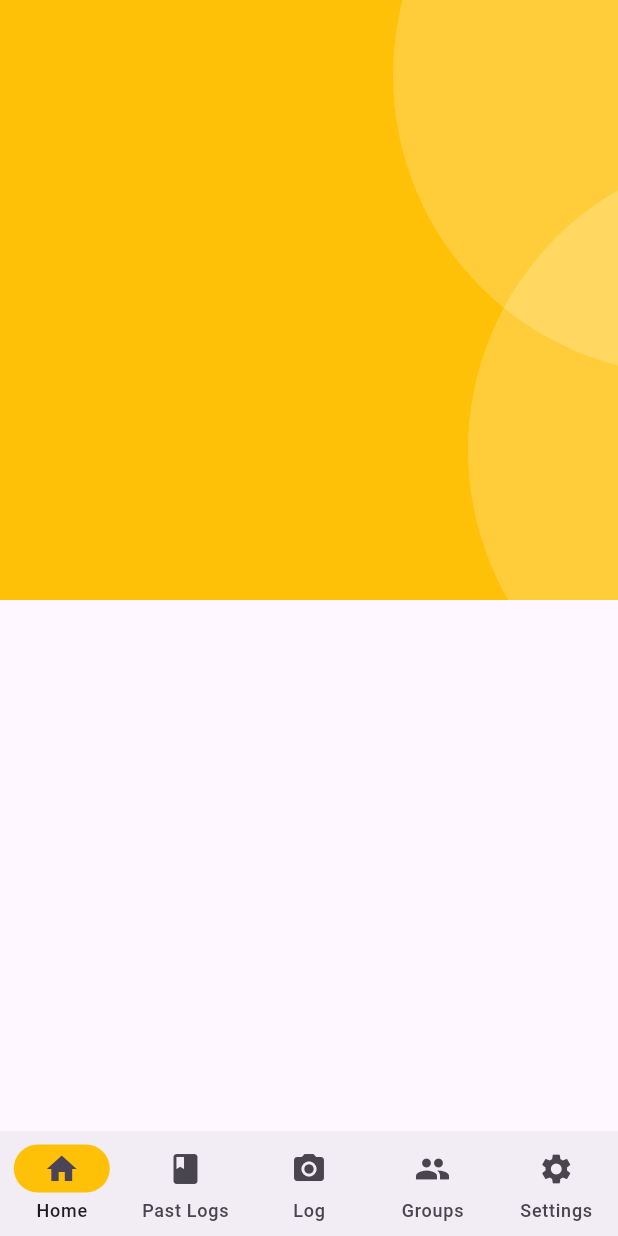
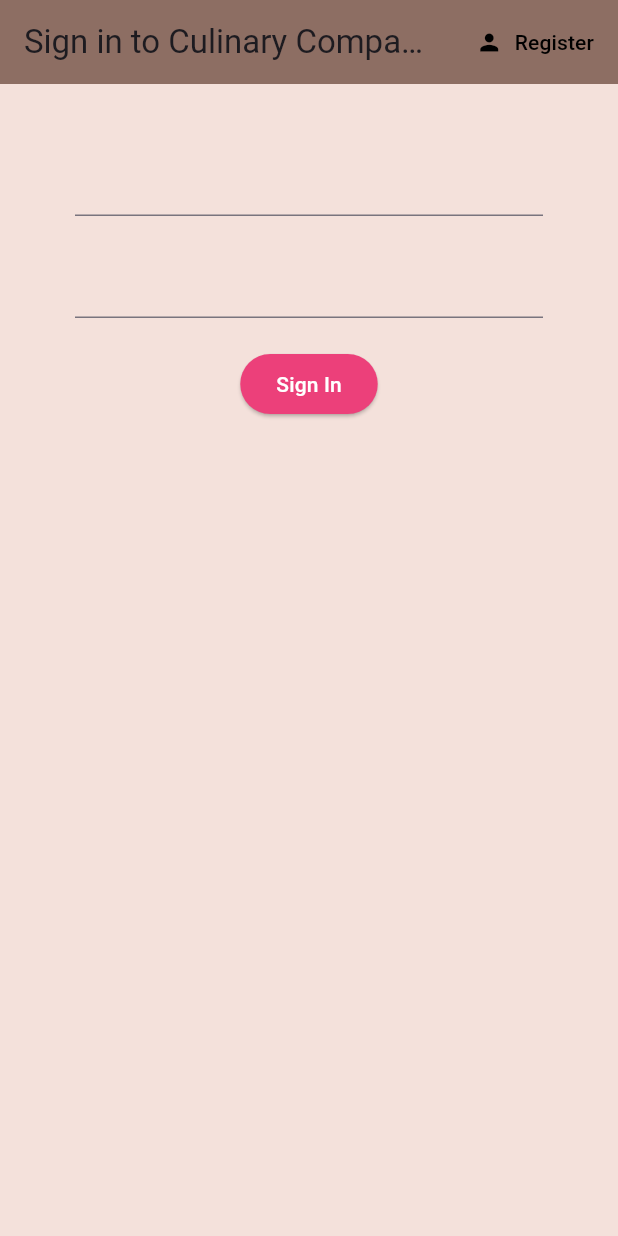
Before and after one commit to yewkhang/culinary_compass, a Flutter app: the screen it shows after launch, on a phone screen of 412 x 824 dp. Run offline on Flutter 3.47's test engine with Material 3 defaults, Android fonts, the light colour scheme and no system bars; our stand-ins replace cloud_firestore, firebase_auth, firebase_core, get, image_picker; accounts and stored records are empty.

Commit message:
changes taken from wallace branch

```diff
--- /dev/null
+++ b/lib/authenticate/authenticate.dart
@@ -0,0 +1,27 @@
+import 'package:culinary_compass/authenticate/signin.dart';
+import 'package:culinary_compass/authenticate/register.dart';
+import 'package:flutter/material.dart';
+
+class Authenticate extends StatefulWidget {
+  const Authenticate({super.key});
+
+  @override
+  State<Authenticate> createState() => _AuthenticateState();
+}
+
+class _AuthenticateState extends State<Authenticate> {
+
+  bool showSignInPage = true;
+  void togglePageView() {
+    setState(() => showSignInPage = !showSignInPage);
+  }
+
+  @override
+  Widget build(BuildContext context) {
+    if (showSignInPage) {
+      return SignIn(togglePageView: togglePageView);
+    } else {
+      return Register(togglePageView: togglePageView);
+    }
+  }
+}
--- /dev/null
+++ b/lib/authenticate/signin.dart
@@ -0,0 +1,97 @@
+import 'package:culinary_compass/services/auth.dart';
+import 'package:flutter/material.dart';
+
+class SignIn extends StatefulWidget {
+  final Function? togglePageView;
+
+  const SignIn({super.key, this.togglePageView});
+
+  @override
+  State<SignIn> createState() => _SignInState();
+}
+
+class _SignInState extends State<SignIn> {
+
+  // to access auth services
+  final AuthService _auth = AuthService();
+  // to help keep track of state of form, can access validation techniques
+  final _formKey = GlobalKey<FormState>();
+
+  // text field states
+  String email = "";
+  String password = "";
+  String error = "";
+
+  @override
+  Widget build(BuildContext context) {
+    return Scaffold(
+      backgroundColor: const Color.fromARGB(255, 244, 225, 219),
+      appBar: AppBar(
+        backgroundColor: Colors.brown[400],
+        elevation: 0.0, // drop shadow
+        title: Text("Sign in to Culinary Compass"),
+        actions: <Widget>[
+          TextButton.icon(
+            icon: Icon(Icons.person, color: Colors.black),
+            label: Text(
+              "Register",
+              style: TextStyle(color: Colors.black)), // to swap pages
+            onPressed: () {
+              widget.togglePageView!(); // toggle pages using function in widget itself
+            },
+          )
+        ]
+      ),
+      body: Container(
+        padding: EdgeInsets.symmetric(vertical: 20, horizontal: 50),
+          child:Form(
+            key: _formKey,
+            child: Column(
+              children: <Widget>[
+              SizedBox(height: 20.0),
+              TextFormField(
+                // returns null --> means is valid
+                validator: (typedEmail) =>
+// can validate more
+                  typedEmail!.isEmpty ? "Enter an email" : null,
+                onChanged: (typedEmail) {
+                  setState(() => email = typedEmail);
+                },
+              ),
+              SizedBox(height: 20.0),
+              TextFormField(
+                obscureText: true,
+                validator: (typedPassword) =>
+                  (typedPassword!.length < 6) ? "Enter a valid password\nRequirement: At least 6 characters long" : null,
+                onChanged: (typedPassword) {
+                  setState(() => password = typedPassword);
+                },
+              ),
+              SizedBox(height: 20.0),
+              ElevatedButton(
+                style: ButtonStyle(
+                  backgroundColor: WidgetStateProperty.all<Color?>(Colors.pink[400]!)
+                ),
+                child: Text("Sign In", style: TextStyle(color: Colors.white)),
+                onPressed: () async {
+                  if (_formKey.currentState!.validate()) { // uses validator properties above
+                    dynamic result = await _auth.signInUserEmail(email, password);
+                    if (result == null) {
+                      setState(() => error = "Please enter a valid email and/or password");
+                    }
+                  }
+                },
+              ),
+              SizedBox(height: 12.0),
+              // Displays error message if there is, else not displayed
+              Text(
+                error,
+                style: TextStyle(color: Colors.red, fontSize: 14.0)
+              )
+            ],
+          )
+        )
+      )
+    );
+  }
+}
--- a/lib/main.dart
+++ b/lib/main.dart
@@ -1,8 +1,18 @@
-import 'package:culinary_compass/navigation_menu.dart';
+import 'package:culinary_compass/firebase_options.dart';
+import 'package:culinary_compass/services/auth.dart';
+import 'package:culinary_compass/wrapper.dart';
+import 'package:culinary_compass/models/myuser.dart';
 import 'package:flutter/material.dart';
-import 'package:culinary_compass/home.dart';
+import 'package:firebase_auth/firebase_auth.dart';
+import 'package:cloud_firestore/cloud_firestore.dart';
+import 'package:firebase_core/firebase_core.dart';
+import 'package:provider/provider.dart';
 
-void main() {
+// main.dart is the root widget file
+Future<void> main() async {
+  WidgetsFlutterBinding.ensureInitialized();
+  await Firebase.initializeApp(
+    options: DefaultFirebaseOptions.currentPlatform);
   runApp(const MyApp());
 }
 
@@ -12,13 +22,14 @@ class MyApp extends StatelessWidget {
   // This widget is the root of your application.
   @override
   Widget build(BuildContext context) {
-    return MaterialApp(
-      title: 'Flutter Demo',
-      theme: ThemeData(
-        colorScheme: ColorScheme.fromSeed(seedColor: Colors.deepPurple),
-        useMaterial3: true,
+    // by wrapping MaterialApp() inside Provider, all descendant widgets can access MyUser Stream
+    return StreamProvider<MyUser?>.value(
+      catchError: (_, __) {},
+      initialData: null, // self-explanatory, set initial to nothing (null)
+      value: AuthService().user, // to access the MyUser Stream
+      child: MaterialApp(
+        home: Wrapper(),
       ),
-      home: const NavigationMenu(),
     );
   }
 }
--- /dev/null
+++ b/lib/models/myuser.dart
@@ -0,0 +1,7 @@
+class MyUser {
+  // just to define what properties the user is going to have
+  final String? uid;
+
+  MyUser({ this.uid });
+
+}
--- a/lib/navigation_menu.dart
+++ b/lib/navigation_menu.dart
@@ -1,5 +1,6 @@
 import 'package:culinary_compass/home.dart';
 import 'package:culinary_compass/logging_page.dart';
+import 'package:culinary_compass/settings_page.dart';
 import 'package:flutter/material.dart';
 import 'package:get/get.dart';
 import 'package:culinary_compass/utils/constants/colors.dart';
@@ -44,6 +45,6 @@ class NavigationController extends GetxController {
     Container(color: Colors.amber),
     const LoggingPage(),
     Container(color: Colors.orange),
-    Container(color: Colors.purple)
+    SettingsPage()
   ];
 }
--- /dev/null
+++ b/lib/wrapper.dart
@@ -0,0 +1,22 @@
+import 'package:culinary_compass/authenticate/authenticate.dart';
+import 'package:culinary_compass/models/myuser.dart';
+import 'package:culinary_compass/navigation_menu.dart';
+import 'package:flutter/material.dart';
+import 'package:provider/provider.dart';
+
+class Wrapper extends StatelessWidget {
+  const Wrapper({super.key});
+
+  @override
+  Widget build(BuildContext context) {
+    // return either home or authenticate --> is like the governing class
+    // dynamic: hence will listen for any auth changes and correctly display appropriate page
+
+    final myUser = Provider.of<MyUser?>(context);
+    if (myUser == null) {
+      return Authenticate();
+    } else {
+      return NavigationMenu();
+    }
+  }
+}
--- a/pubspec.yaml
+++ b/pubspec.yaml
@@ -40,6 +40,10 @@ dependencies:
   # The following adds the Cupertino Icons font to your application.
   # Use with the CupertinoIcons class for iOS style icons.
   cupertino_icons: ^1.0.6
+  firebase_auth: ^4.19.6
+  cloud_firestore: ^4.17.4
+  firebase_core: ^2.32.0
+  provider: ^6.1.2
 
 dev_dependencies:
   flutter_test:
```
Also changed, not shown: lib/authenticate/register.dart (added, +98 -0 lines), lib/services/auth.dart (added, +72 -0 lines), lib/settings_page.dart (added, +37 -0 lines), lib/firebase_options.dart (added), pubspec.lock, 8 other files.
